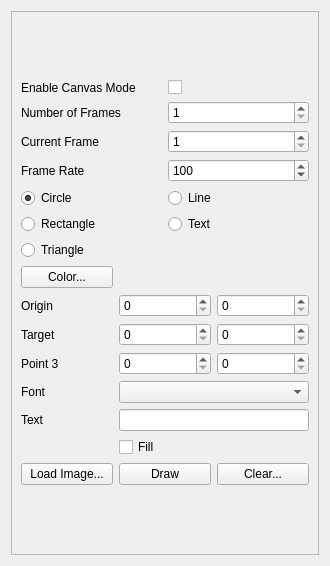
This is src/widget/canvas/canvascontrol.ui in 8bitbuddhist/PixelMaestro-Studio as Qt 5 draws it before an edit. The edited form follows.
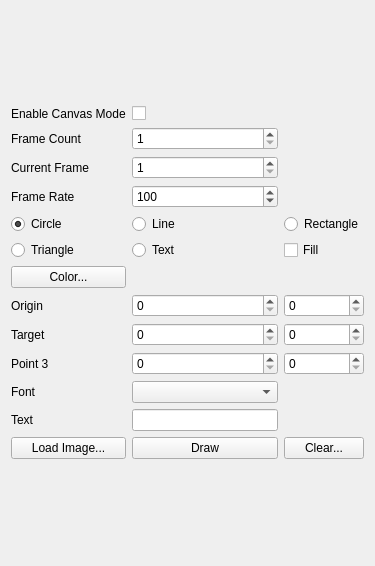
This is the edited form.

Commit message: MaestroControl - Revamped UI (WIP) Merged CanvasControl and ShowControl into MaestroControl Split various component controls into different tabs in the MaestroControl

```diff
--- a/src/widget/canvas/canvascontrol.ui
+++ b/src/widget/canvas/canvascontrol.ui
@@ -6,7 +6,7 @@
    <rect>
     <x>0</x>
     <y>0</y>
-    <width>330</width>
+    <width>375</width>
     <height>566</height>
    </rect>
   </property>
@@ -19,101 +19,25 @@
   <property name="windowTitle">
    <string>Form</string>
   </property>
-  <layout class="QGridLayout" name="gridLayout">
-   <item row="0" column="0">
-    <widget class="QScrollArea" name="scrollArea">
-     <property name="sizePolicy">
-      <sizepolicy hsizetype="Preferred" vsizetype="Preferred">
-       <horstretch>0</horstretch>
-       <verstretch>0</verstretch>
-      </sizepolicy>
-     </property>
-     <property name="widgetResizable">
-      <bool>true</bool>
-     </property>
-     <widget class="QWidget" name="scrollAreaWidgetContents_3">
-      <property name="geometry">
-       <rect>
-        <x>0</x>
-        <y>0</y>
-        <width>310</width>
-        <height>546</height>
-       </rect>
-      </property>
-      <layout class="QGridLayout" name="gridLayout_3">
-       <item row="0" column="0">
         <layout class="QGridLayout" name="gridLayout_2">
+   <item row="0" column="0">
+    <layout class="QGridLayout" name="gridLayout">
          <property name="sizeConstraint">
           <enum>QLayout::SetDefaultConstraint</enum>
          </property>
-         <item row="1" column="0">
-          <layout class="QGridLayout" name="shapeGridLayout">
-           <item row="0" column="1">
-            <widget class="QRadioButton" name="lineRadioButton">
-             <property name="text">
-              <string>Line</string>
-             </property>
-            </widget>
-           </item>
-           <item row="2" column="0">
-            <widget class="QRadioButton" name="triangleRadioButton">
-             <property name="text">
-              <string>Triangle</string>
-             </property>
-            </widget>
-           </item>
-           <item row="1" column="1">
-            <widget class="QRadioButton" name="textRadioButton">
-             <property name="text">
-              <string>Text</string>
-             </property>
-            </widget>
-           </item>
-           <item row="0" column="0">
-            <widget class="QRadioButton" name="circleRadioButton">
+     <property name="leftMargin">
+      <number>0</number>
+     </property>
+     <property name="topMargin">
+      <number>0</number>
+     </property>
+     <property name="rightMargin">
+      <number>0</number>
+     </property>
+     <item row="3" column="0">
+      <widget class="QLabel" name="label_3">
              <property name="text">
-              <string>Circle</string>
-             </property>
-             <property name="checked">
-              <bool>true</bool>
-             </property>
-            </widget>
-           </item>
-           <item row="1" column="0">
-            <widget class="QRadioButton" name="rectRadioButton">
-             <property name="text">
-              <string>Rectangle</string>
-             </property>
-            </widget>
-           </item>
-          </layout>
-         </item>
-         <item row="0" column="0">
-          <layout class="QGridLayout" name="frameLayout">
-           <item row="2" column="0">
-            <widget class="QLabel" name="currentFrameLabel">
-             <property name="text">
-              <string>Current Frame</string>
-             </property>
-            </widget>
-           </item>
-           <item row="0" column="0">
-            <widget class="QLabel" name="label_2">
-             <property name="text">
-              <string>Enable Canvas Mode</string>
-             </property>
-            </widget>
-           </item>
-           <item row="1" column="1">
-            <widget class="QSpinBox" name="numFramesSpinBox">
-             <property name="toolTip">
-              <string>The total number of drawing surfaces</string>
-             </property>
-             <property name="minimum">
-              <number>1</number>
-             </property>
-             <property name="maximum">
-              <number>255</number>
+        <string>Frame Rate</string>
              </property>
             </widget>
            </item>
@@ -127,6 +51,13 @@
              </property>
             </widget>
            </item>
+     <item row="7" column="0">
+      <widget class="QLabel" name="originLabel">
+       <property name="text">
+        <string>Origin</string>
+       </property>
+      </widget>
+     </item>
            <item row="2" column="1">
             <widget class="QSpinBox" name="currentFrameSpinBox">
              <property name="toolTip">
@@ -140,17 +71,137 @@
              </property>
             </widget>
            </item>
+     <item row="6" column="0">
+      <widget class="QPushButton" name="selectColorButton">
+       <property name="toolTip">
+        <string>Sets the color used to draw shapes</string>
+       </property>
+       <property name="text">
+        <string>Color...</string>
+       </property>
+      </widget>
+     </item>
+     <item row="2" column="0">
+      <widget class="QLabel" name="currentFrameLabel">
+       <property name="text">
+        <string>Current Frame</string>
+       </property>
+      </widget>
+     </item>
+     <item row="12" column="2">
+      <widget class="QPushButton" name="eraseButton">
+       <property name="text">
+        <string>Clear...</string>
+       </property>
+      </widget>
+     </item>
+     <item row="11" column="1">
+      <widget class="QLineEdit" name="textLineEdit">
+       <property name="toolTip">
+        <string/>
+       </property>
+      </widget>
+     </item>
+     <item row="11" column="0">
+      <widget class="QLabel" name="textLabel">
+       <property name="text">
+        <string>Text</string>
+       </property>
+      </widget>
+     </item>
+     <item row="4" column="1">
+      <widget class="QRadioButton" name="lineRadioButton">
+       <property name="text">
+        <string>Line</string>
+       </property>
+      </widget>
+     </item>
            <item row="1" column="0">
             <widget class="QLabel" name="numFramesLabel">
              <property name="text">
-              <string>Number of Frames</string>
+        <string>Frame Count</string>
              </property>
             </widget>
            </item>
-           <item row="3" column="0">
-            <widget class="QLabel" name="label_3">
+     <item row="9" column="1">
+      <widget class="QSpinBox" name="target2XSpinBox">
+       <property name="maximum">
+        <number>65535</number>
+       </property>
+      </widget>
+     </item>
+     <item row="7" column="1">
+      <widget class="QSpinBox" name="originXSpinBox">
+       <property name="toolTip">
+        <string/>
+       </property>
+       <property name="maximum">
+        <number>65535</number>
+       </property>
+      </widget>
+     </item>
+     <item row="9" column="0">
+      <widget class="QLabel" name="target2Label">
              <property name="text">
-              <string>Frame Rate</string>
+        <string>Point 3</string>
+       </property>
+      </widget>
+     </item>
+     <item row="8" column="0">
+      <widget class="QLabel" name="targetLabel">
+       <property name="text">
+        <string>Target</string>
+       </property>
+      </widget>
+     </item>
+     <item row="1" column="1">
+      <widget class="QSpinBox" name="numFramesSpinBox">
+       <property name="toolTip">
+        <string>The total number of drawing surfaces</string>
+       </property>
+       <property name="minimum">
+        <number>1</number>
+       </property>
+       <property name="maximum">
+        <number>255</number>
+       </property>
+      </widget>
+     </item>
+     <item row="8" column="1">
+      <widget class="QSpinBox" name="targetXSpinBox">
+       <property name="toolTip">
+        <string/>
+       </property>
+       <property name="maximum">
+        <number>65535</number>
+       </property>
+      </widget>
+     </item>
+     <item row="5" column="0">
+      <widget class="QRadioButton" name="triangleRadioButton">
+       <property name="text">
+        <string>Triangle</string>
+       </property>
+      </widget>
+     </item>
+     <item row="12" column="1">
+      <widget class="QPushButton" name="drawButton">
+       <property name="text">
+        <string>Draw</string>
+       </property>
+      </widget>
+     </item>
+     <item row="10" column="0">
+      <widget class="QLabel" name="fontLabel">
+       <property name="text">
+        <string>Font</string>
+       </property>
+      </widget>
+     </item>
+     <item row="9" column="2">
+      <widget class="QSpinBox" name="target2YSpinBox">
+       <property name="maximum">
+        <number>65535</number>
              </property>
             </widget>
            </item>
@@ -167,59 +218,55 @@
              </property>
             </widget>
            </item>
-          </layout>
-         </item>
-         <item row="2" column="0">
-          <layout class="QGridLayout" name="parametersLayout">
-           <item row="2" column="0">
-            <widget class="QLabel" name="targetLabel">
+     <item row="7" column="2">
+      <widget class="QSpinBox" name="originYSpinBox">
+       <property name="toolTip">
+        <string/>
+       </property>
+       <property name="maximum">
+        <number>65535</number>
+       </property>
+      </widget>
+     </item>
+     <item row="10" column="1">
+      <widget class="QComboBox" name="fontComboBox">
+       <property name="toolTip">
+        <string/>
+       </property>
+      </widget>
+     </item>
+     <item row="5" column="1">
+      <widget class="QRadioButton" name="textRadioButton">
              <property name="text">
-              <string>Target</string>
+        <string>Text</string>
+       </property>
+      </widget>
+     </item>
+     <item row="4" column="2">
+      <widget class="QRadioButton" name="rectRadioButton">
+       <property name="text">
+        <string>Rectangle</string>
              </property>
             </widget>
            </item>
            <item row="4" column="0">
-            <widget class="QLabel" name="fontLabel">
+      <widget class="QRadioButton" name="circleRadioButton">
              <property name="text">
-              <string>Font</string>
-             </property>
-            </widget>
-           </item>
-           <item row="3" column="2">
-            <widget class="QSpinBox" name="target2YSpinBox">
-             <property name="maximum">
-              <number>65535</number>
+        <string>Circle</string>
+       </property>
+       <property name="checked">
+        <bool>true</bool>
              </property>
             </widget>
            </item>
-           <item row="1" column="1">
-            <widget class="QSpinBox" name="originXSpinBox">
-             <property name="toolTip">
-              <string/>
-             </property>
-             <property name="maximum">
-              <number>65535</number>
-             </property>
-            </widget>
-           </item>
-           <item row="2" column="1">
-            <widget class="QSpinBox" name="targetXSpinBox">
-             <property name="toolTip">
-              <string/>
-             </property>
-             <property name="maximum">
-              <number>65535</number>
-             </property>
-            </widget>
-           </item>
-           <item row="5" column="1" colspan="2">
-            <widget class="QLineEdit" name="textLineEdit">
-             <property name="toolTip">
-              <string/>
-             </property>
-            </widget>
-           </item>
-           <item row="7" column="1">
+     <item row="12" column="0">
+      <widget class="QPushButton" name="openImageButton">
+       <property name="text">
+        <string>Load Image...</string>
+       </property>
+      </widget>
+     </item>
+     <item row="5" column="2">
             <widget class="QCheckBox" name="fillCheckBox">
              <property name="toolTip">
               <string>Fills in shapes, otherwise draws only the shape's outline</string>
@@ -229,52 +276,7 @@
              </property>
             </widget>
            </item>
-           <item row="5" column="0">
-            <widget class="QLabel" name="textLabel">
-             <property name="text">
-              <string>Text</string>
-             </property>
-            </widget>
-           </item>
-           <item row="1" column="0">
-            <widget class="QLabel" name="originLabel">
-             <property name="text">
-              <string>Origin</string>
-             </property>
-            </widget>
-           </item>
-           <item row="8" column="1">
-            <widget class="QPushButton" name="drawButton">
-             <property name="text">
-              <string>Draw</string>
-             </property>
-            </widget>
-           </item>
-           <item row="1" column="2">
-            <widget class="QSpinBox" name="originYSpinBox">
-             <property name="toolTip">
-              <string/>
-             </property>
-             <property name="maximum">
-              <number>65535</number>
-             </property>
-            </widget>
-           </item>
            <item row="8" column="2">
-            <widget class="QPushButton" name="eraseButton">
-             <property name="text">
-              <string>Clear...</string>
-             </property>
-            </widget>
-           </item>
-           <item row="4" column="1" colspan="2">
-            <widget class="QComboBox" name="fontComboBox">
-             <property name="toolTip">
-              <string/>
-             </property>
-            </widget>
-           </item>
-           <item row="2" column="2">
             <widget class="QSpinBox" name="targetYSpinBox">
              <property name="toolTip">
               <string/>
@@ -284,63 +286,17 @@
              </property>
             </widget>
            </item>
-           <item row="3" column="1">
-            <widget class="QSpinBox" name="target2XSpinBox">
-             <property name="maximum">
-              <number>65535</number>
-             </property>
-            </widget>
-           </item>
-           <item row="3" column="0">
-            <widget class="QLabel" name="target2Label">
-             <property name="text">
-              <string>Point 3</string>
-             </property>
-            </widget>
-           </item>
-           <item row="8" column="0">
-            <widget class="QPushButton" name="openImageButton">
-             <property name="text">
-              <string>Load Image...</string>
-             </property>
-            </widget>
-           </item>
            <item row="0" column="0">
-            <widget class="QPushButton" name="selectColorButton">
-             <property name="toolTip">
-              <string>Sets the color used to draw shapes</string>
-             </property>
+      <widget class="QLabel" name="label_2">
              <property name="text">
-              <string>Color...</string>
+        <string>Enable Canvas Mode</string>
              </property>
             </widget>
            </item>
           </layout>
          </item>
         </layout>
-       </item>
-      </layout>
-     </widget>
-    </widget>
-   </item>
-  </layout>
- </widget>
- <tabstops>
-  <tabstop>circleRadioButton</tabstop>
-  <tabstop>lineRadioButton</tabstop>
-  <tabstop>rectRadioButton</tabstop>
-  <tabstop>textRadioButton</tabstop>
-  <tabstop>triangleRadioButton</tabstop>
-  <tabstop>originXSpinBox</tabstop>
-  <tabstop>originYSpinBox</tabstop>
-  <tabstop>targetXSpinBox</tabstop>
-  <tabstop>targetYSpinBox</tabstop>
-  <tabstop>target2XSpinBox</tabstop>
-  <tabstop>target2YSpinBox</tabstop>
-  <tabstop>fontComboBox</tabstop>
-  <tabstop>textLineEdit</tabstop>
-  <tabstop>fillCheckBox</tabstop>
- </tabstops>
+ </widget>
  <resources/>
  <connections/>
 </ui>
```
Lines whose indentation alone changed are shown as unchanged. The commit also changes 9 other files.
